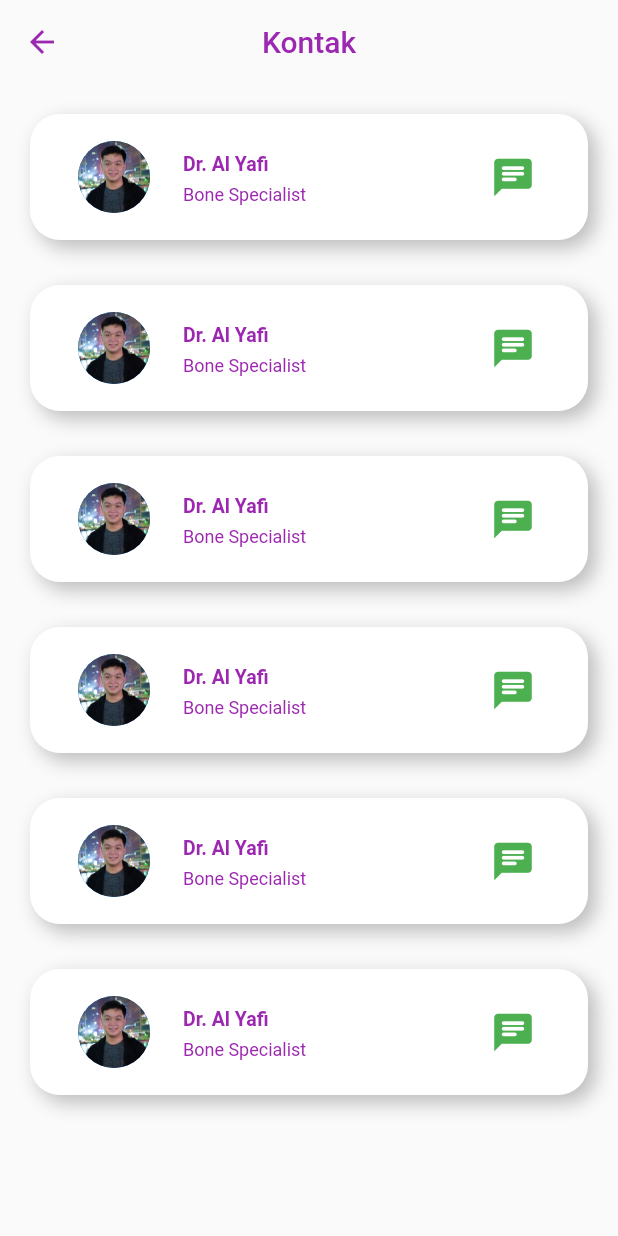
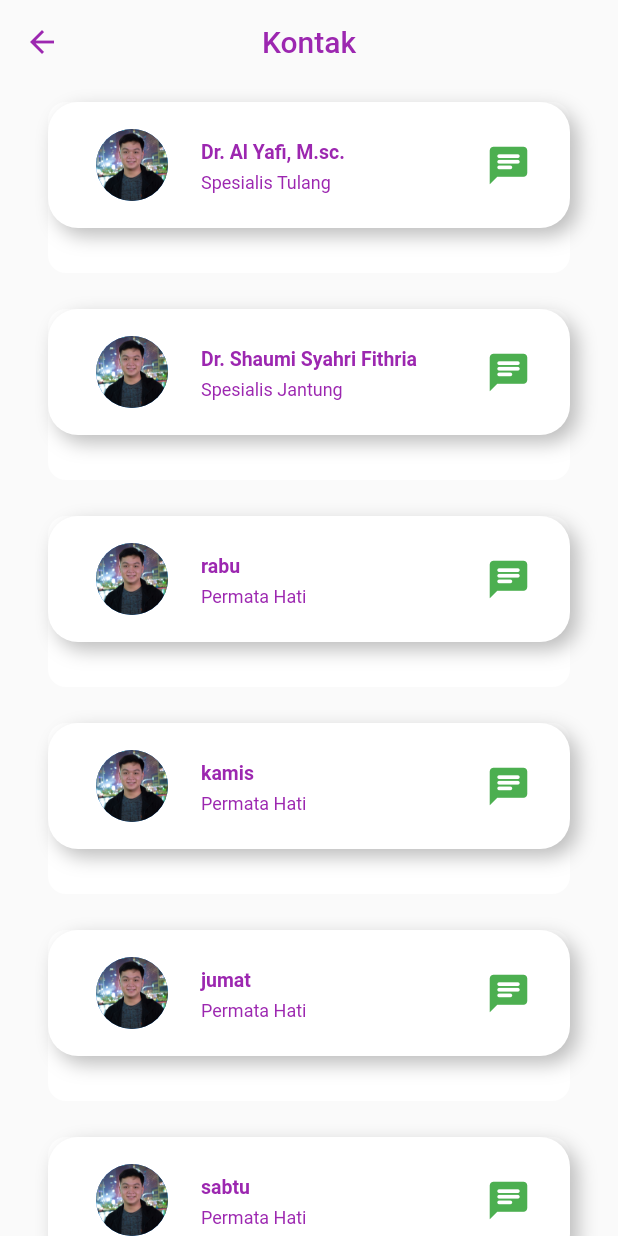
Before and after one commit to Adin09/TanyaDoc, a Flutter app: the Kontak screen opened by its route, on a phone screen of 412 x 824 dp. Run offline on Flutter 3.47's test engine with Material 2 defaults, Android fonts, the phone set to English and light mode, and no system bars; our stand-ins replace file_picker, flutter_chat_types, flutter_chat_ui, google_fonts, hexcolor, image_picker and 2 more.

Commit message:
membuat laman chat untuk konsultasi dengan dokter

```diff
--- a/lib/kontak/kontak_view.dart
+++ b/lib/kontak/kontak_view.dart
@@ -1,5 +1,7 @@
 import 'package:flutter/material.dart';
-import 'package:tanya_doc/kontak/kontak_card.dart';
+import 'package:tanya_doc/kontak/list/list_class.dart';
+import 'package:tanya_doc/kontak/list/list_kontak.dart';
+import 'package:tanya_doc/kontak/list_contact_widget.dart';
 
 class Kontak extends StatefulWidget {
   const Kontak({Key? key}) : super(key: key);
@@ -9,6 +11,9 @@ class Kontak extends StatefulWidget {
 }
 
 class _Kontak extends State<Kontak> {
+  final List<ListKontak> kontak = List.from(listKontak);
+  GlobalKey<AnimatedListState> listKey = GlobalKey<AnimatedListState>();
+
   @override
   Widget build(BuildContext context) {
     return Scaffold(
@@ -24,21 +29,29 @@ class _Kontak extends State<Kontak> {
         centerTitle: true,
         elevation: 0.0,
       ),
-      body: SingleChildScrollView(
-        child: Container(
-          padding: EdgeInsets.fromLTRB(20, 20, 20, 0),
-          child: Column(
-            children: [
-              CardKontak(),
-              CardKontak(),
-              CardKontak(),
-              CardKontak(),
-              CardKontak(),
-              CardKontak(),
-            ],
-          ),
+      body: AnimatedList(
+        key: listKey,
+        initialItemCount: kontak.length,
+        itemBuilder: (context, index, animation) => ListContactWidget(
+          kontak: kontak[index],
+          animation: animation,
+          onClicked: () => removedItem(index),
         ),
       ),
     );
   }
+
+  void removedItem(int index) {
+    final removedItem = kontak[index];
+    kontak.removeAt(index);
+    listKey.currentState!.removeItem(
+      index,
+      (context, animation) => ListContactWidget(
+        kontak: removedItem,
+        animation: animation,
+        onClicked: () {},
+      ),
+      duration: const Duration(microseconds: 600),
+    );
+  }
 }
--- /dev/null
+++ b/lib/kontak/list/list_class.dart
@@ -0,0 +1,9 @@
+class ListKontak {
+  final String namaDoc;
+  final String spesialist;
+
+  const ListKontak({
+    required this.namaDoc,
+    required this.spesialist,
+  });
+}
--- /dev/null
+++ b/lib/kontak/list/list_kontak.dart
@@ -0,0 +1,12 @@
+import 'package:tanya_doc/kontak/list/list_class.dart';
+
+final List<ListKontak> listKontak = [
+  const ListKontak(
+      namaDoc: 'Dr. Al Yafi, M.sc.', spesialist: 'Spesialis Tulang'),
+  const ListKontak(
+      namaDoc: 'Dr. Shaumi Syahri Fithria', spesialist: 'Spesialis Jantung'),
+  const ListKontak(namaDoc: 'rabu', spesialist: 'Permata Hati'),
+  const ListKontak(namaDoc: 'kamis', spesialist: 'Permata Hati'),
+  const ListKontak(namaDoc: 'jumat', spesialist: 'Permata Hati'),
+  const ListKontak(namaDoc: 'sabtu', spesialist: 'Permata Hati'),
+];
--- /dev/null
+++ b/lib/kontak/list_contact_widget.dart
@@ -0,0 +1,89 @@
+import 'package:flutter/material.dart';
+import 'package:tanya_doc/kontak/list/list_class.dart';
+
+class ListContactWidget extends StatelessWidget {
+  final ListKontak kontak;
+  final Animation<double> animation;
+  final VoidCallback? onClicked;
+
+  const ListContactWidget({
+    required this.kontak,
+    required this.animation,
+    this.onClicked,
+    Key? key,
+  }) : super(key: key);
+
+  @override
+  Widget build(BuildContext context) => SizeTransition(
+        sizeFactor: animation,
+        child: buildItem(context),
+      );
+
+  Widget buildItem(BuildContext context) => Container(
+        margin: const EdgeInsets.fromLTRB(20, 0, 20, 0),
+        child: Container(
+          margin: const EdgeInsets.all(12),
+          decoration: BoxDecoration(
+            borderRadius: BorderRadius.circular(12),
+            color: Colors.white,
+            // boxShadow: [
+            //   BoxShadow(
+            //     color: Color(0xFFBDBDBD),
+            //     spreadRadius: 0.0001,
+            //     blurRadius: 10,
+            //     offset: Offset(5, 5), // changes position of shadow
+            //   ),
+            // ],
+          ),
+          child: Container(
+            padding: EdgeInsets.fromLTRB(0, 0, 0, 30),
+            child: Container(
+              padding: EdgeInsets.all(10),
+              child: ListTile(
+                dense: true,
+                leading: CircleAvatar(
+                  radius: 30,
+                  backgroundImage: AssetImage('assets/profile.jpg'),
+                ),
+                title: Text(
+                  kontak.namaDoc,
+                  style: TextStyle(
+                      color: Colors.purple, fontWeight: FontWeight.bold),
+                ),
+                subtitle: Text(
+                  kontak.spesialist,
+                  style: TextStyle(color: Colors.purple),
+                ),
+                trailing: InkWell(
+                  onTap: () => {Navigator.pushNamed(context, '/chat')},
+                  child: Icon(
+                    Icons.chat_rounded,
+                    color: Colors.green,
+                    size: 30,
+                  ),
+                ),
+              ),
+              decoration: const BoxDecoration(
+                color: Colors.white,
+                borderRadius: BorderRadius.all(Radius.circular(20.0)),
+                boxShadow: [
+                  BoxShadow(
+                    color: Color(0xFFBDBDBD),
+                    spreadRadius: 0.0001,
+                    blurRadius: 10,
+                    offset: Offset(5, 5), // changes position of shadow
+                  ),
+                ],
+                // gradient: LinearGradient(
+                //   colors: [const Color(0xFFBBDEFB), Colors.white],
+                //   begin: FractionalOffset.bottomLeft,
+                //   end: FractionalOffset.topRight,
+                //   stops: [0.0, 1.0],
+                //   tileMode: TileMode.clamp,
+                //),
+              ),
+            ),
+          ),
+        ),
+      );
+}
--- a/lib/main.dart
+++ b/lib/main.dart
@@ -1,5 +1,6 @@
 import 'package:flutter/material.dart';
 import 'package:tanya_doc/batal_pasien_page/batal_paseien_page.dart';
+import 'package:tanya_doc/chat_page/chat_page.dart';
 import 'package:tanya_doc/get_started.dart';
 import 'package:tanya_doc/home_page.dart';
 import 'package:tanya_doc/informasi_page/informasi_page.dart';
@@ -15,6 +16,7 @@ void main() {
         '/BatalPasien': (context) => const Batal(),
         '/informasi': (context) => const Informasi(),
         '/kontak': (context) => const Kontak(),
+        '/chat': (context) => const ChatPage(),
       },
     ),
   );
--- a/terima_tolak_page.dart
+++ b/terima_tolak_page.dart
@@ -1,8 +1,6 @@
 import 'package:flutter/material.dart';
-import 'package:tanya_doc/batal_pasien_page/batal_pasien_card.dart';
 import 'package:tanya_doc/batal_pasien_page/list/list_card.dart';
 import 'package:tanya_doc/batal_pasien_page/list/list_itemss.dart';
-import 'package:tanya_doc/terima_tolak/list/list_card_pasien.dart';
 
 class Terima_tolak extends StatefulWidget {
   const Terima_tolak({Key? key}) : super(key: key);
@@ -31,7 +29,6 @@ class _Terima_tolakState extends State<Terima_tolak> {
               child: ListView(
                 scrollDirection: Axis.vertical,
                 shrinkWrap: true,
-                children: card,
               ),
             )
           ],
```
Also changed, not shown: lib/chat_page/chat_page.dart (added, +202 -0 lines), pubspec.yaml (+8 -0 lines), pubspec.lock, 2 other files.
